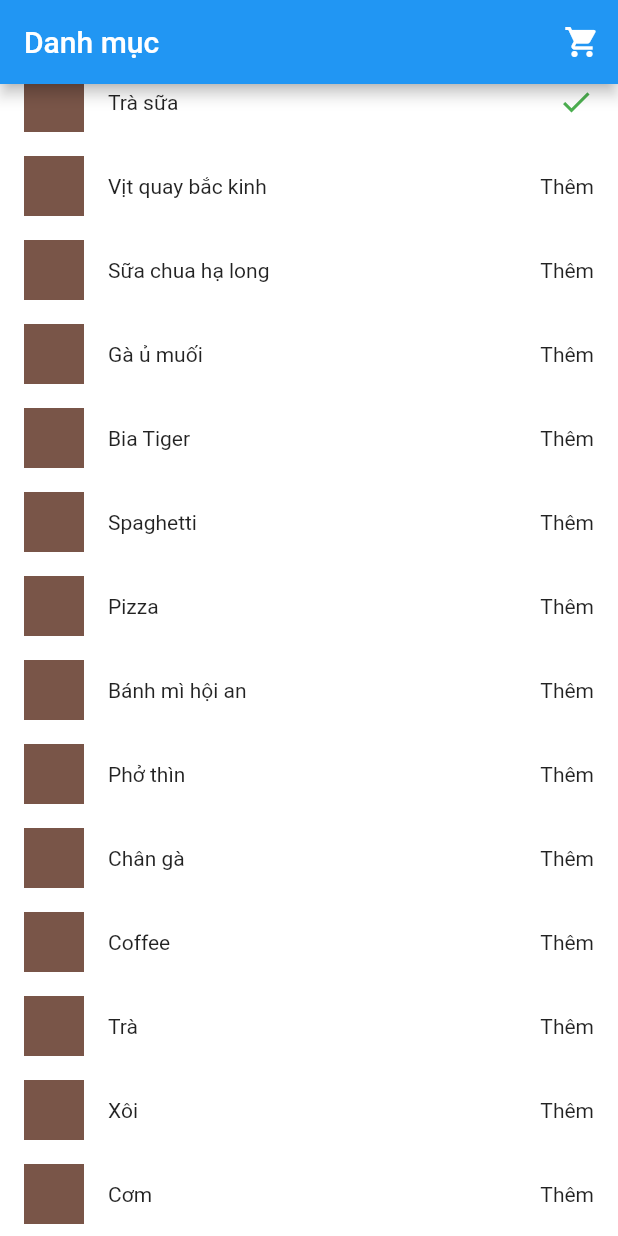
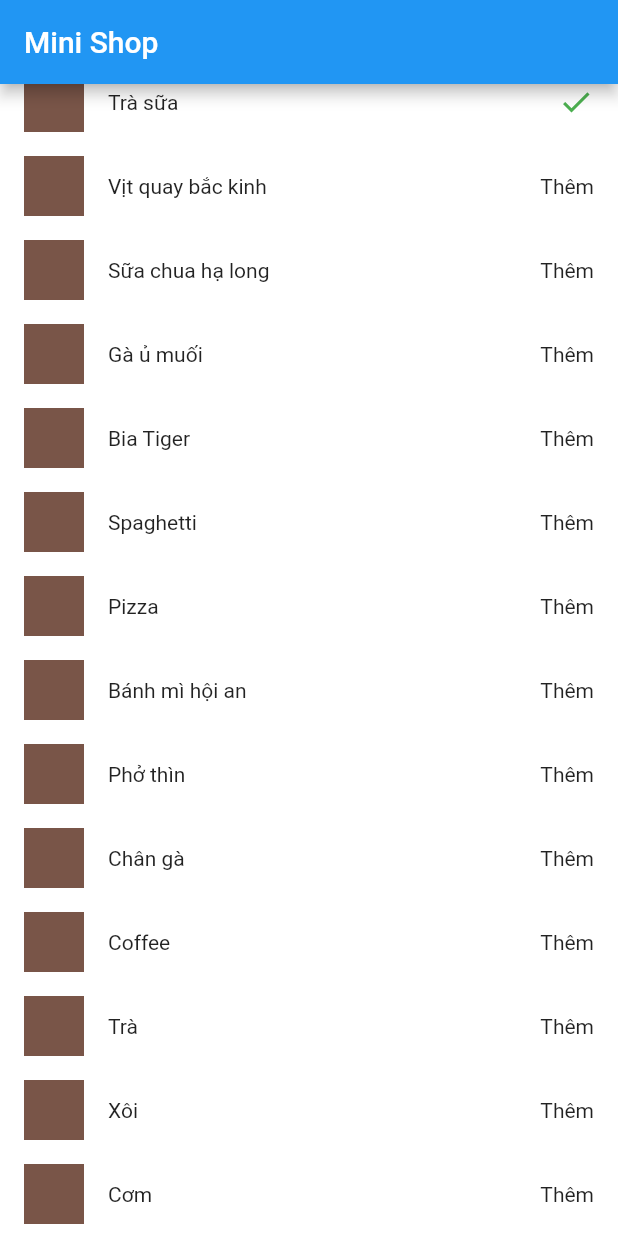
Before and after one commit to quynhntph04960/tech_master, a Flutter app: the screen it shows after launch, scrolled down 72 dp, after a tap on "Thêm", on a phone screen of 412 x 824 dp. Run offline on Flutter 3.47's test engine with Material 2 defaults, Android fonts, the phone set to English and light mode, and no system bars; our stand-ins replace flutter_bloc, shared_preferences; missing offline and left inert: shared_preferences_web.

Commit message:
commit btvn 12 provider

```diff
--- /dev/null
+++ b/lib/btvn/buoi12/mini_shop_page.dart
@@ -0,0 +1,77 @@
+import 'package:btvn_techmaster/base/ui/listview_widget.dart';
+import 'package:flutter/material.dart';
+import 'package:provider/provider.dart';
+
+import '../buoi10-buoi11/food_model.dart';
+import 'mini_shop_provider.dart';
+
+class MiniShopPage extends StatefulWidget {
+  const MiniShopPage({Key? key}) : super(key: key);
+
+  @override
+  State<MiniShopPage> createState() => _MiniShopPageState();
+}
+
+class _MiniShopPageState extends State<MiniShopPage> {
+  final _provider = MiniShopProvider();
+
+  @override
+  void initState() {
+    // TODO: implement initState
+    _provider.getDataShop();
+    super.initState();
+  }
+
+  @override
+  Widget build(BuildContext context) {
+    return Scaffold(
+      appBar: AppBar(
+        title: const Text("Mini Shop"),
+      ),
+      body: ChangeNotifierProvider.value(
+        value: _provider.notifierProvider,
+        child: Consumer<ShopNotifierProvider>(builder: (_, __, ___) {
+          return ListviewWidget<FoodModel>(
+            listData: _provider.listShop,
+            itemBuilder: (data, index) {
+              return Container(
+                padding:
+                    const EdgeInsets.symmetric(vertical: 8, horizontal: 16),
+                child: Row(
+                  children: [
+                    Container(
+                      height: 40,
+                      width: 40,
+                      color: data.color,
+                    ),
+                    Expanded(
+                      child: Padding(
+                        padding: const EdgeInsets.symmetric(horizontal: 16),
+                        child: Text(
+                          data.name ?? "",
+                        ),
+                      ),
+                    ),
+                    GestureDetector(
+                      onTap: () => _provider.updateItem(index: index),
+                      child: Visibility(
+                        visible: data.isCheck == true,
+                        replacement: const Text(
+                          "Thêm",
+                        ),
+                        child: const Icon(
+                          Icons.check,
+                          color: Colors.green,
+                        ),
+                      ),
+                    ),
+                  ],
+                ),
+              );
+            },
+          );
+        }),
+      ),
+    );
+  }
+}
--- /dev/null
+++ b/lib/btvn/buoi12/mini_shop_provider.dart
@@ -0,0 +1,51 @@
+import 'package:flutter/material.dart';
+
+import '../buoi10-buoi11/food_model.dart';
+
+class MiniShopProvider {
+  ShopNotifierProvider notifierProvider = ShopNotifierProvider();
+  List<FoodModel> listShop = [];
+  MiniShopProvider();
+
+  void getDataShop() {
+    List<String> itemNames = [
+      "Gà KFC",
+      "Trà sữa",
+      "Vịt quay bắc kinh",
+      "Sữa chua hạ long",
+      "Gà ủ muối",
+      "Bia Tiger",
+      "Spaghetti",
+      "Pizza",
+      "Bánh mì hội an",
+      "Phở thìn",
+      "Chân gà",
+      "Coffee",
+      "Trà",
+      "Xôi",
+      "Cơm",
+    ];
+
+    for (int i = 0; i < itemNames.length; i++) {
+      listShop.add(
+        FoodModel(
+          id: i,
+          name: itemNames[i],
+        ),
+      );
+    }
+    notifyListeners();
+  }
+
+  void updateItem({required int index}) {
+    print(index);
+    listShop[index].isCheck = !listShop[index].isCheck;
+    notifyListeners();
+  }
+
+  void notifyListeners() {
+    notifierProvider.notifyListeners();
+  }
+}
+
+class ShopNotifierProvider extends ChangeNotifier {}
--- a/lib/main.dart
+++ b/lib/main.dart
@@ -1,6 +1,6 @@
 import 'package:flutter/material.dart';
 
-import 'btvn/buoi10-buoi11/list_food_page.dart';
+import 'btvn/buoi12/mini_shop_page.dart';
 
 void main() {
   runApp(const MyApp());
@@ -29,7 +29,7 @@ class MyApp extends StatelessWidget {
       ),
       // themeMode: ThemeMode.dark,
       navigatorKey: keyMaterial,
-      home: const ListFoodPage(),
+      home: const MiniShopPage(),
     );
   }
 }
--- a/pubspec.yaml
+++ b/pubspec.yaml
@@ -37,6 +37,7 @@ dependencies:
   intl: ^0.17.0
   flutter_bloc: ^8.1.1
   shared_preferences: ^2.0.15
+  provider: ^6.0.3
 
 dev_dependencies:
   flutter_test:
```
Also changed, not shown: 1 other file.
